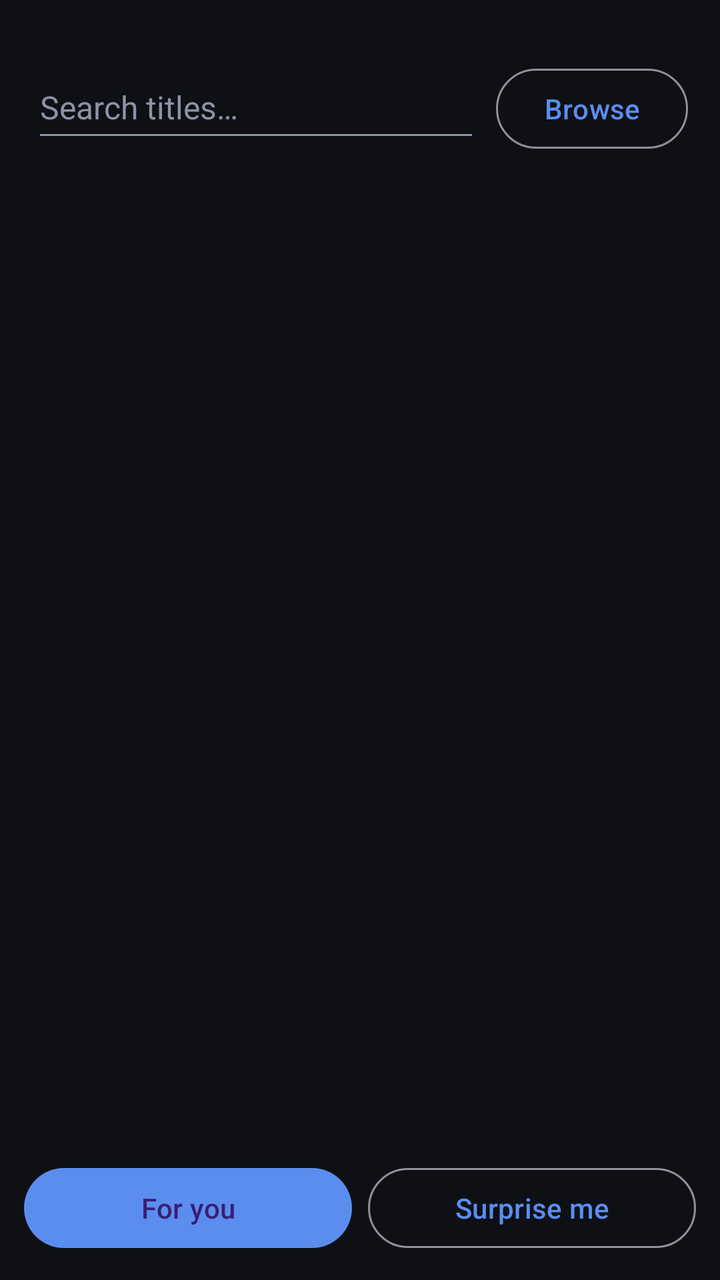
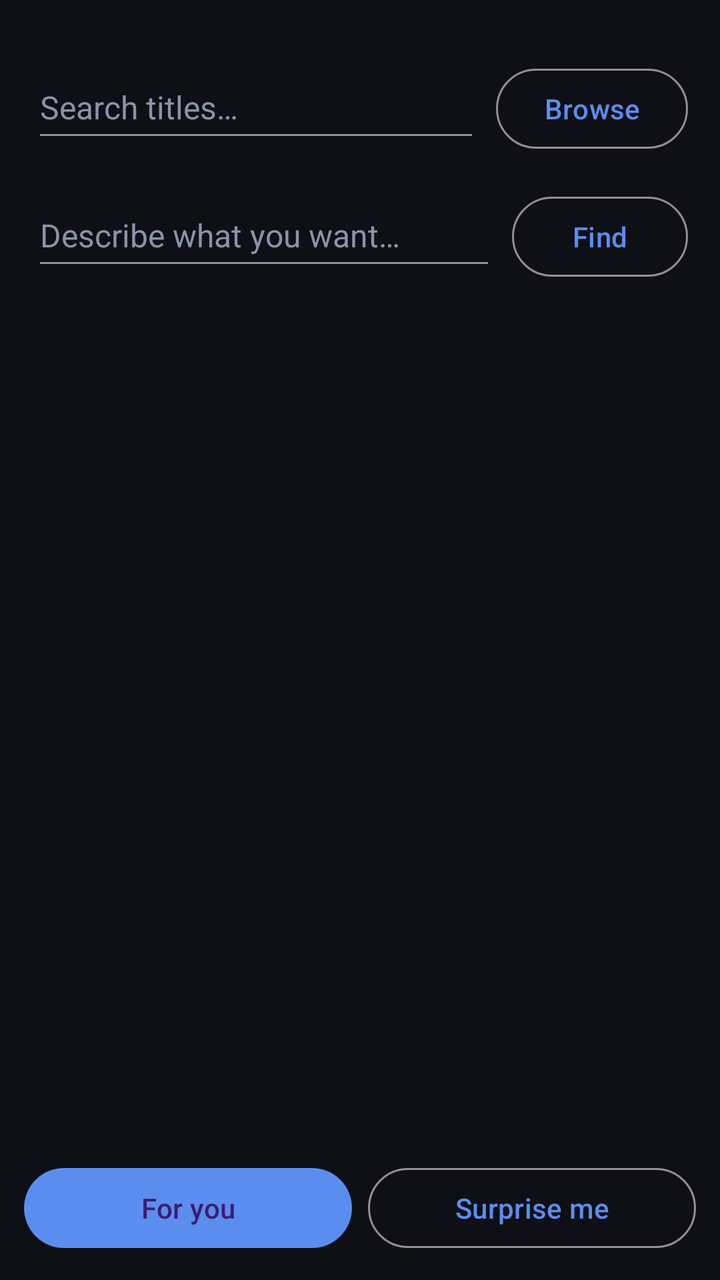

The first picture is an Android layout as it rendered before a commit; the second is the same layout after the commit. The layout source and the unified diff follow.
<!-- AndroidManifest.xml: application theme Theme.MangaBrain -->
<!-- res/layout/fragment_discover.xml -->
<?xml version="1.0" encoding="utf-8"?>
<LinearLayout xmlns:android="http://schemas.android.com/apk/res/android"
    android:layout_width="match_parent"
    android:layout_height="match_parent"
    android:orientation="vertical"
    android:background="@color/bg">

    <HorizontalScrollView
        android:layout_width="match_parent"
        android:layout_height="wrap_content"
        android:scrollbars="none"
        android:paddingHorizontal="16dp"
        android:paddingTop="12dp">

        <com.google.android.material.chip.ChipGroup
            android:id="@+id/mediumChips"
            android:layout_width="wrap_content"
            android:layout_height="wrap_content"
            app:singleLine="true"
            app:singleSelection="true"
            app:selectionRequired="true"
            xmlns:app="http://schemas.android.com/apk/res-auto" />
    </HorizontalScrollView>

    <LinearLayout
        android:layout_width="match_parent"
        android:layout_height="wrap_content"
        android:orientation="horizontal"
        android:padding="16dp">

        <EditText
            android:id="@+id/searchInput"
            android:layout_width="0dp"
            android:layout_height="wrap_content"
            android:layout_weight="1"
            android:hint="@string/search_hint"
            android:imeOptions="actionSearch"
            android:inputType="text"
            android:maxLines="1"
            android:minHeight="48dp"
            android:textColor="@color/text"
            android:textColorHint="@color/muted"
            android:textSize="16sp"
            android:autofillHints="" />

        <Button
            android:id="@+id/browseButton"
            style="?attr/materialButtonOutlinedStyle"
            android:layout_width="wrap_content"
            android:layout_height="wrap_content"
            android:layout_marginStart="8dp"
            android:minHeight="48dp"
            android:text="@string/browse" />
    </LinearLayout>

    <TextView
        android:id="@+id/statusText"
        android:layout_width="match_parent"
        android:layout_height="wrap_content"
        android:paddingHorizontal="16dp"
        android:paddingBottom="8dp"
        android:textColor="@color/muted"
        android:visibility="gone" />

    
    <androidx.recyclerview.widget.RecyclerView
        android:id="@+id/resultsGrid"
        android:layout_width="match_parent"
        android:layout_height="0dp"
        android:layout_weight="1"
        android:clipToPadding="false"
        android:paddingHorizontal="16dp"
        android:paddingBottom="8dp" />

    <LinearLayout
        android:layout_width="match_parent"
        android:layout_height="wrap_content"
        android:orientation="horizontal"
        android:padding="12dp">

        <Button
            android:id="@+id/forYouButton"
            android:layout_width="0dp"
            android:layout_height="wrap_content"
            android:layout_weight="1"
            android:minHeight="48dp"
            android:text="@string/for_you" />

        <Button
            android:id="@+id/surpriseButton"
            style="?attr/materialButtonOutlinedStyle"
            android:layout_width="0dp"
            android:layout_height="wrap_content"
            android:layout_weight="1"
            android:layout_marginStart="8dp"
            android:minHeight="48dp"
            android:text="@string/surprise_me" />
    </LinearLayout>
</LinearLayout>
<!-- resources referenced by this layout -->
<resources>
  <color name="bg">#0E1015</color>
  <color name="muted">#8B93A7</color>
  <color name="text">#E6E9F0</color>
  <string name="browse">Browse</string>
  <string name="for_you">For you</string>
  <string name="search_hint">Search titles…</string>
  <string name="surprise_me">Surprise me</string>
  <style name="Theme.MangaBrain" parent="Theme.Material3.Dark.NoActionBar">
          <item name="colorPrimary">@color/accent</item>
          <item name="colorSecondary">@color/accent_2</item>
          <item name="android:colorBackground">@color/bg</item>
          <item name="android:textColorPrimary">@color/text</item>
          <item name="android:textColorSecondary">@color/muted</item>
          <item name="android:statusBarColor" tools:targetApi="21">@color/bg</item>
      </style>
  <color name="accent">#5B8DEF</color>
  <color name="accent_2">#37C9A5</color>
</resources>

<!-- the commit's change to res/layout/fragment_discover.xml (unified diff, before → after) -->
@@ -53,6 +53,39 @@
             android:text="@string/browse" />
     </LinearLayout>
 
+    
+    <LinearLayout
+        android:layout_width="match_parent"
+        android:layout_height="wrap_content"
+        android:orientation="horizontal"
+        android:paddingHorizontal="16dp"
+        android:paddingBottom="8dp">
+
+        <EditText
+            android:id="@+id/describeInput"
+            android:layout_width="0dp"
+            android:layout_height="wrap_content"
+            android:layout_weight="1"
+            android:hint="@string/describe_hint"
+            android:imeOptions="actionSearch"
+            android:inputType="textCapSentences"
+            android:maxLines="2"
+            android:minHeight="48dp"
+            android:textColor="@color/text"
+            android:textColorHint="@color/muted"
+            android:textSize="16sp"
+            android:autofillHints="" />
+
+        <Button
+            android:id="@+id/describeButton"
+            style="?attr/materialButtonOutlinedStyle"
+            android:layout_width="wrap_content"
+            android:layout_height="wrap_content"
+            android:layout_marginStart="8dp"
+            android:minHeight="48dp"
+            android:text="@string/find" />
+    </LinearLayout>
+
     <TextView
         android:id="@+id/statusText"
         android:layout_width="match_parent"
<!-- resource entries referenced after the edit -->
@@ -4,6 +4,8 @@
   <color name="muted">#8B93A7</color>
   <color name="text">#E6E9F0</color>
   <string name="browse">Browse</string>
+  <string name="describe_hint">Describe what you want…</string>
+  <string name="find">Find</string>
   <string name="for_you">For you</string>
   <string name="search_hint">Search titles…</string>
   <string name="surprise_me">Surprise me</string>
